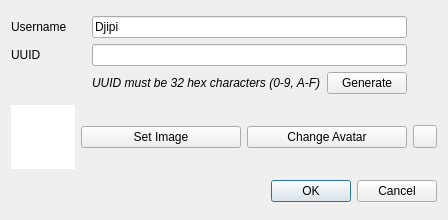
Above: src/yuzu/configuration/system/new_user_dialog.ui from Djipi71/OOT before the change. Below: the same form after it.
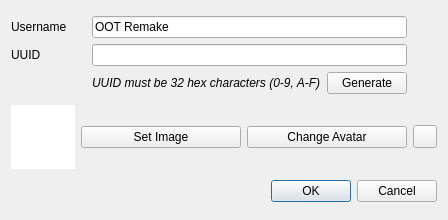
That is the form after the change.

Commit message: Djipi v4: OOT Remake rebased on Frizti's Fritchii v5.8.4 with Lichii build-150 fixes

What changed in the file:
```diff
--- a/src/yuzu/configuration/system/new_user_dialog.ui
+++ b/src/yuzu/configuration/system/new_user_dialog.ui
@@ -57,7 +57,7 @@
      <item row="0" column="1" colspan="2">
       <widget class="QLineEdit" name="username">
        <property name="text">
-        <string>Djipi</string>
+        <string>OOT Remake</string>
        </property>
       </widget>
      </item>
```
The commit also changes 654 other files.
